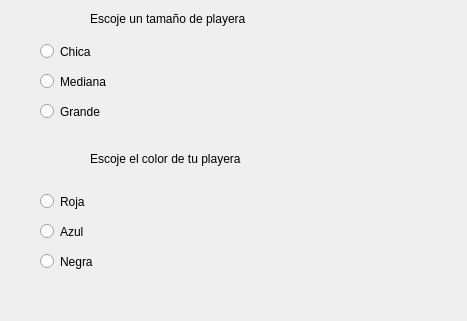
This is QRadioButton/QRatioButtonGROUP/RatioButtonGroup.ui in DanielOlmedogaia/Graph_interfaces as Qt 5 draws it before an edit. The edited form follows.
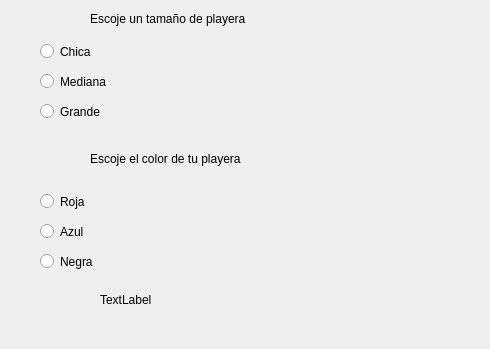
This is the edited form.

The edit to the form file:
```diff
--- a/QRadioButton/QRatioButtonGROUP/RatioButtonGroup.ui
+++ b/QRadioButton/QRatioButtonGROUP/RatioButtonGroup.ui
@@ -6,8 +6,8 @@
    <rect>
     <x>0</x>
     <y>0</y>
-    <width>467</width>
-    <height>321</height>
+    <width>490</width>
+    <height>349</height>
    </rect>
   </property>
   <property name="windowTitle">
@@ -116,6 +116,22 @@
    <property name="text">
     <string>Negra</string>
    </property>
+   <attribute name="buttonGroup">
+    <string notr="true">buttonGroupCOLOR</string>
+   </attribute>
+  </widget>
+  <widget class="QLabel" name="labelOutput">
+   <property name="geometry">
+    <rect>
+     <x>100</x>
+     <y>290</y>
+     <width>321</width>
+     <height>20</height>
+    </rect>
+   </property>
+   <property name="text">
+    <string>TextLabel</string>
+   </property>
   </widget>
  </widget>
  <resources/>
```
Left out of the diff: 19 changed lines with no effect on the pictures.
